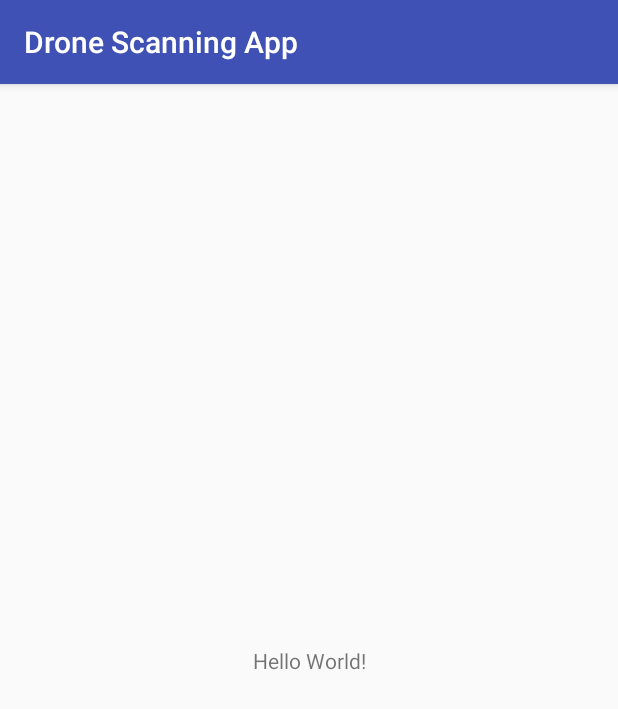
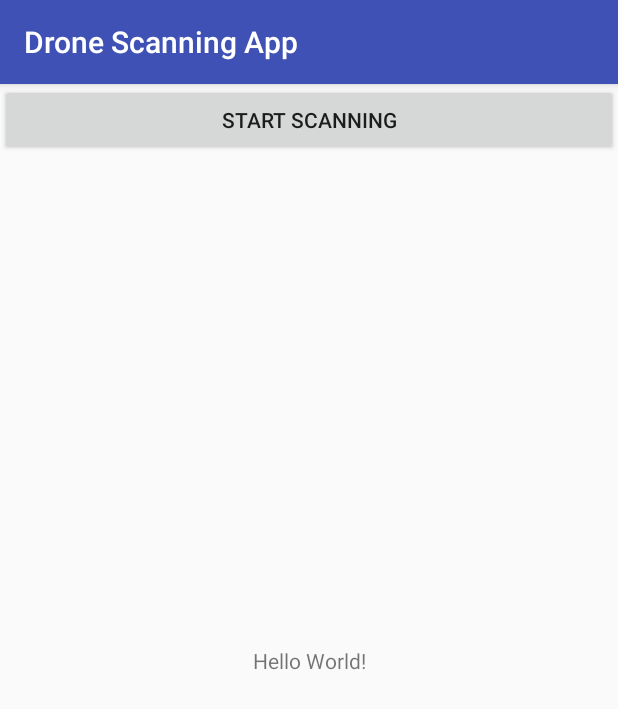
Before and after one commit to il421/drone-scan-android-app, an Android app: the screen it shows after launch (MainActivity), on a phone screen of 412 x 824 dp. Shown: the top 709 px of the screen. Run offline under Robolectric (Android 15) with nearby library versions, the phone set to English and light mode, and no system bars.

```diff
--- a/app/src/main/AndroidManifest.xml
+++ b/app/src/main/AndroidManifest.xml
@@ -1,6 +1,9 @@
 <?xml version="1.0" encoding="utf-8"?>
 <manifest xmlns:android="http://schemas.android.com/apk/res/android"
     package="aspire2droneteam.com.dronescanningapp">
+
+    <uses-permission android:name="android.permission.CAMERA" />
+    <uses-feature android:name="android.hardware.camera" />
 
     <application
         android:allowBackup="true"
--- a/app/src/main/res/layout/activity_main.xml
+++ b/app/src/main/res/layout/activity_main.xml
@@ -15,4 +15,10 @@
         app:layout_constraintRight_toRightOf="parent"
         app:layout_constraintTop_toTopOf="parent" />
 
+    <Button
+        android:layout_width="match_parent"
+        android:layout_height="wrap_content"
+        android:onClick="startBarcodeScanning"
+        android:text="START SCANNING"/>
+
 </android.support.constraint.ConstraintLayout>
```
Also changed, not shown: app/src/main/java/aspire2droneteam/com/dronescanningapp/MainActivity.java (+10 -1 lines), 177 other files.
